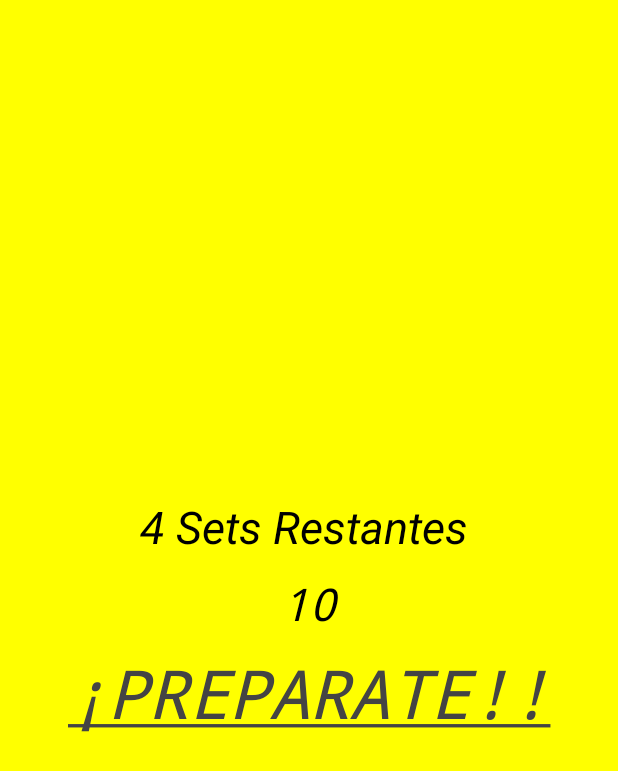
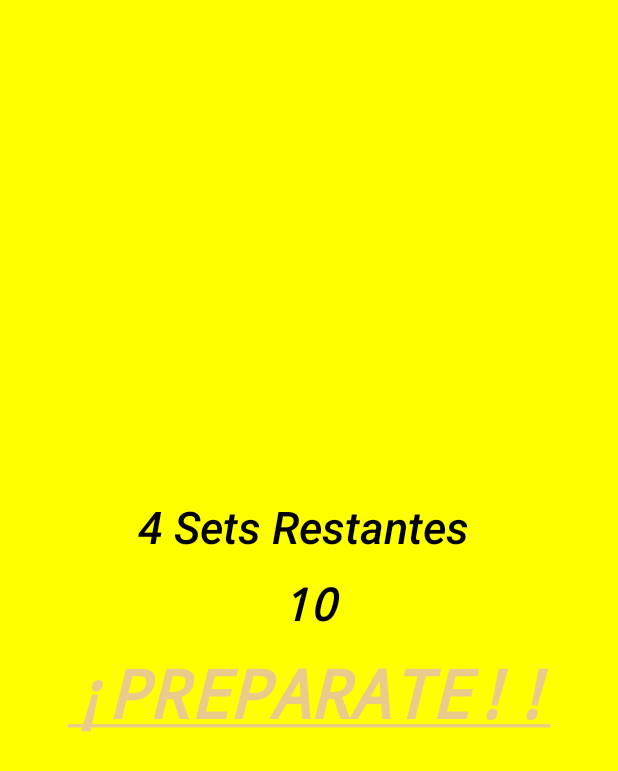
Before and after one commit to airamdl/hiitTimer, an Android app built with Jetpack Compose: the screen it shows after launch (MainActivity), after a tap on "Start Activity", on a phone screen of 412 x 824 dp. Shown: the top 771 px of the screen. Run offline under Robolectric (Android 15) with nearby library versions, the phone set to English and light mode, and no system bars.

Commit message:
Buttons changed

```diff
--- a/app/src/main/java/com/example/contador/ScreenManager.kt
+++ b/app/src/main/java/com/example/contador/ScreenManager.kt
@@ -11,7 +11,12 @@ import androidx.compose.foundation.layout.fillMaxSize
 import androidx.compose.foundation.layout.height
 import androidx.compose.foundation.layout.padding
 import androidx.compose.foundation.layout.width
+import androidx.compose.foundation.shape.RoundedCornerShape
+import androidx.compose.material.icons.Icons
+import androidx.compose.material.icons.filled.Add
 import androidx.compose.material3.Button
+import androidx.compose.material3.ButtonDefaults
+import androidx.compose.material3.Icon
 import androidx.compose.material3.MaterialTheme
 import androidx.compose.material3.Text
 import androidx.compose.runtime.Composable
@@ -27,6 +32,7 @@ import androidx.compose.ui.Modifier
 import androidx.compose.ui.graphics.Color
 import androidx.compose.ui.text.font.FontFamily
 import androidx.compose.ui.text.font.FontStyle
+import androidx.compose.ui.text.font.FontWeight
 import androidx.compose.ui.text.style.TextDecoration
 import androidx.compose.ui.unit.dp
 import androidx.compose.ui.unit.sp
@@ -35,7 +41,7 @@ import androidx.navigation.compose.NavHost
 import androidx.navigation.compose.composable
 import androidx.navigation.compose.rememberNavController
 import com.example.contador.ui.theme.*
-
+import java.time.format.TextStyle
 
 
 @Composable
@@ -88,7 +94,7 @@ fun Screen1(navController: NavController) {
     Column(
         Modifier
             .fillMaxSize()
-            .background(Color.LightGray)
+            .background(color = BacgorundScreen1)
             .padding(16.dp),
 
         horizontalAlignment = Alignment.CenterHorizontally,
@@ -123,16 +129,24 @@ fun Screen1(navController: NavController) {
                     oldValue = "{start}",
                     newValue = sets.toString()
                 ))
-            }
+            },
+            colors = ButtonDefaults.buttonColors(Color.Black),
+            shape = RoundedCornerShape(topEnd = 0.dp, topStart = 10.dp, bottomEnd = 10.dp)
+
+
         ) {
             Text("Start Activity")
+
         })
         Button(
             onClick = {
 
-            }
+            },
+            colors = ButtonDefaults.buttonColors(Color.Black),
+            shape = RoundedCornerShape(topEnd = 0.dp, topStart = 10.dp, bottomEnd = 10.dp)
         ) {
             Text("Save Presets")
+            Icon(imageVector = Icons.Filled.Add, contentDescription = null)
         }
 
 
@@ -159,13 +173,19 @@ fun Screen2(navController: NavController, start: String?) {
             .fillMaxSize()
             .background(color = BackgroundScreen2)
             .padding(10.dp)
+
     ) {
-        Text(text = "$setsRemaining Sets Restantes ", fontSize = 30.sp, fontStyle = FontStyle.Italic)
+        Text(text = "$setsRemaining Sets Restantes ", fontSize = 30.sp, fontStyle = FontStyle.Italic , fontWeight = FontWeight.SemiBold)
         Spacer(modifier = Modifier.height(16.dp))
-        Text("$prepareTime", fontSize = 30.sp, fontStyle = FontStyle.Italic, fontFamily = FontFamily.Monospace)
+        Text("$prepareTime", fontSize = 30.sp, fontStyle = FontStyle.Italic, fontFamily = FontFamily.Monospace, fontWeight = FontWeight.Bold)
         Spacer(modifier = Modifier.height(16.dp))
-        Text(text = "¡PREPARATE!!", color = Color.DarkGray, fontSize = 45.sp, textDecoration = TextDecoration.Underline, fontStyle = FontStyle.Italic, fontFamily = FontFamily.Monospace)
-
+        Text(text = "¡PREPARATE!!", color = TextScreen2, fontWeight = FontWeight.Bold, fontSize = 45.sp, textDecoration = TextDecoration.Underline, fontStyle = FontStyle.Italic, fontFamily = FontFamily.Monospace)
+//        Text(text = "hola", textStyle = MaterialTheme.typography.bodyMedium.copy(
+//            fontSize = 16.sp,
+//            lineHeight = 24.sp,
+//            color =  Color.Black,
+//            fontWeight = FontWeight.Bold
+//        ))
         if (prepareTime<=0) {
             navController.navigate("third_Screen")
         }
@@ -204,6 +224,7 @@ fun Screen3(navController: NavController, work: String?) {
         Text(text = "$timeLeft",  fontSize = 30.sp)
         Spacer(modifier = Modifier.height(16.dp))
         Text(text = "Tiempo restante ", color = Color.Blue, fontSize = 20.sp)
+        Text(text = "VAMOS TU PUEDES", color = TestScreen3, fontSize = 40.sp, fontWeight = FontWeight.Bold, fontFamily = FontFamily.Monospace)
 
         Button(onClick = {
             if (setsRemaining > 0) {
@@ -265,9 +286,8 @@ LaunchedEffect(Unit) {
         Text(text = "$setsRemaining Sets Restantes ", fontSize = 30.sp)
         Spacer(modifier = Modifier.height(16.dp))
         Text(text = "$restTime" )
-        Text(text = "Tiempo de Descanso", color = Color.Blue)
+        Text(text = "Descansa", fontSize = 45.sp, fontWeight = FontWeight.Bold, color = TextScreen4)
 
-        Text(text = "Preparate", fontSize = 30.sp)
 
 
 
@@ -292,16 +312,28 @@ fun TimeSection(
     Column(
         horizontalAlignment = Alignment.CenterHorizontally
     ) {
-        Text(text = label, style = MaterialTheme.typography.titleLarge)
+        Text(text = label, style = MaterialTheme.typography.titleLarge, fontWeight = FontWeight.Bold)
         Spacer(modifier = Modifier.height(8.dp))
 
-        Text(text = "$time", style = MaterialTheme.typography.bodyMedium)
+        Text(text = "$time", style = MaterialTheme.typography.bodyMedium, fontWeight = FontWeight.SemiBold)
         Spacer(modifier = Modifier.height(8.dp))
 
         Row {
-            Button(onClick = onDecrease) { Text(text = "-") }
+            Button(
+                onClick = onDecrease,
+                colors = ButtonDefaults.buttonColors(Color.DarkGray),
+                shape = RoundedCornerShape(topEnd = 0.dp, topStart = 10.dp, bottomEnd = 20.dp)
+
+            ) {
+                Text(text = "-", fontSize = 20.sp, fontWeight = FontWeight.Bold )
+
+            }
             Spacer(modifier = Modifier.width(16.dp))
-            Button(onClick = onIncrease) { Text(text = "+") }
+            Button(
+                onClick = onIncrease,
+                colors = ButtonDefaults.buttonColors(Color.DarkGray),
+                shape = RoundedCornerShape(topEnd = 0.dp, topStart = 10.dp, bottomEnd = 20.dp)
+            ) { Text(text = "+", fontWeight = FontWeight.Bold ) }
 
         }
 
--- a/app/src/main/java/com/example/contador/ui/theme/Color.kt
+++ b/app/src/main/java/com/example/contador/ui/theme/Color.kt
@@ -5,9 +5,13 @@ import androidx.compose.ui.graphics.Color
 val Purple80 = Color(0xFFD0BCFF)
 val PurpleGrey80 = Color(0xFFCCC2DC)
 val Pink80 = Color(0xFFEFB8C8)
+    val BacgorundScreen1 = Color(0xffeceff4)
 val BackgroundScreen2 = Color(0xffffff00)
     val BackgroundScreen3 = Color(0xff00ff66)
     val BackgroundScreen4 = Color(0xff00eeff)
+    val TextScreen2 = Color(0xffebcb8b)
+val TestScreen3= Color (0xffc0eb75)
+    val TextScreen4 = Color(0xffc5f6fa)
 val Purple40 = Color(0xFF6650a4)
 val PurpleGrey40 = Color(0xFF625b71)
 val Pink40 = Color(0xFF7D5260)
```
